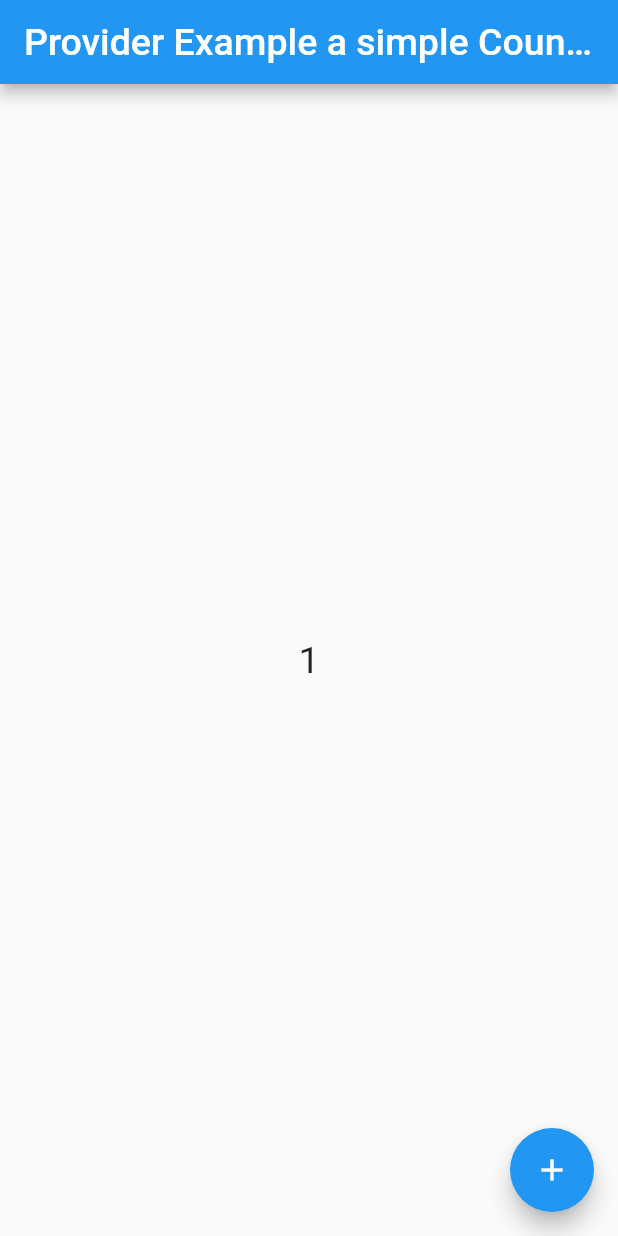
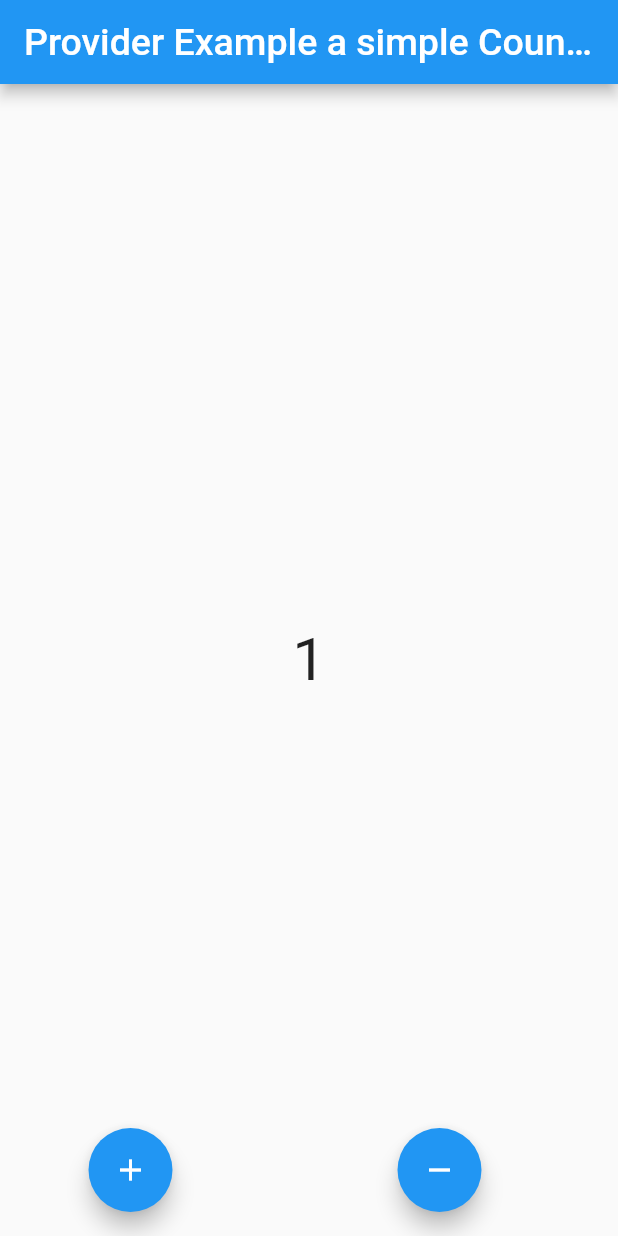
Before and after one commit to SohaibAhmad786/Simple-Counter-with-Provider, a Flutter app: the screen it shows after launch, after a tap on the "add" icon, on a phone screen of 412 x 824 dp. Run offline on Flutter 3.47's test engine with Material 2 defaults, Android fonts, the phone set to English and light mode, and no system bars.

Commit message:
Project Completed

```diff
--- a/lib/Screens/counter_example.dart
+++ b/lib/Screens/counter_example.dart
@@ -2,14 +2,9 @@ import 'package:counter_example_wit_provider/provider/counter_provider_model.dar
 import 'package:flutter/material.dart';
 import 'package:provider/provider.dart';
 
-class CounterExample extends StatefulWidget {
+class CounterExample extends StatelessWidget {
   const CounterExample({super.key});
 
-  @override
-  State<CounterExample> createState() => _CounterExampleState();
-}
-
-class _CounterExampleState extends State<CounterExample> {
   @override
   Widget build(BuildContext context) {
     return Scaffold(
@@ -27,7 +22,7 @@ class _CounterExampleState extends State<CounterExample> {
             child: Text(
               value.count.toString(),
               style: const TextStyle(
-                fontSize: 25,
+                fontSize: 40,
               ),
             ),
           );
@@ -35,11 +30,22 @@ class _CounterExampleState extends State<CounterExample> {
       ),
       floatingActionButton: Consumer<CountProvider>(
         builder: (context, value, child) {
-          return FloatingActionButton(
-            onPressed: () {
-              value.setCounter();
-            },
-            child: const Icon(Icons.add),
+          return Row(
+            mainAxisAlignment: MainAxisAlignment.spaceAround,
+            children: [
+              FloatingActionButton(
+                onPressed: () {
+                  value.increment();
+                },
+                child: const Icon(Icons.add),
+              ),
+              FloatingActionButton(
+                onPressed: () {
+                  value.decrement();
+                },
+                child: const Icon(Icons.remove),
+              ),
+            ],
           );
         },
       ),
--- a/lib/provider/counter_provider_model.dart
+++ b/lib/provider/counter_provider_model.dart
@@ -7,8 +7,12 @@ class CountProvider with ChangeNotifier{
   int _count=0;
   int get count => _count;
 
-  void setCounter (){
+  void increment(){
     _count++;
     notifyListeners();
   }
+    void decrement(){
+    _count--;
+    notifyListeners();
+  }
 }
```
